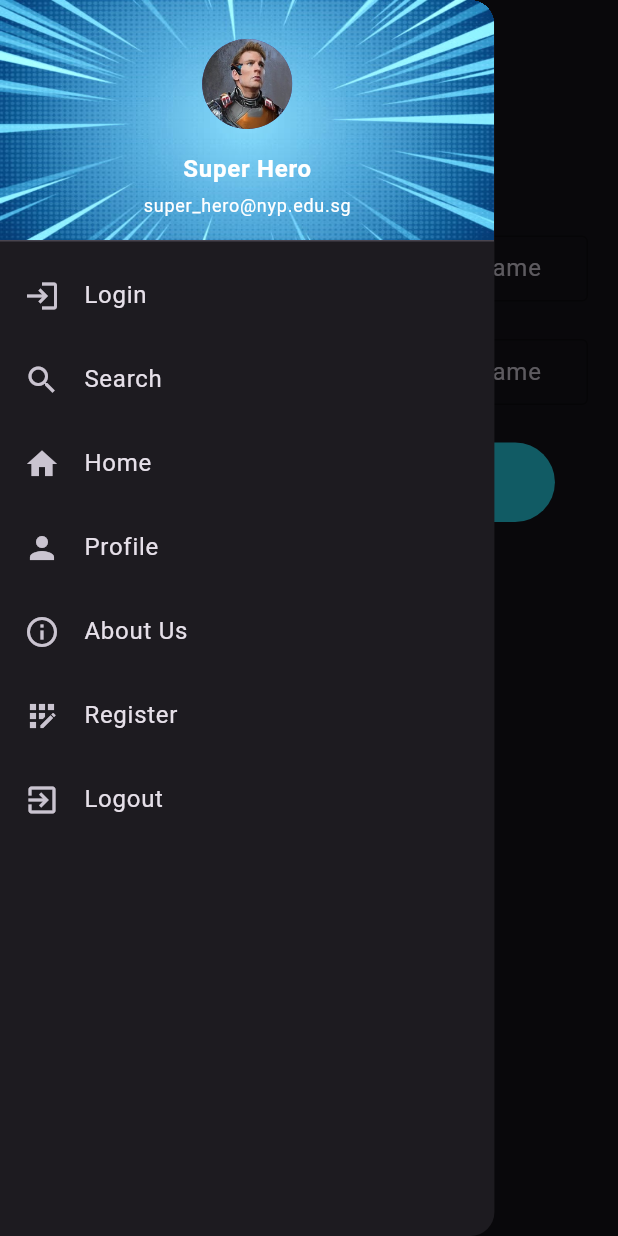
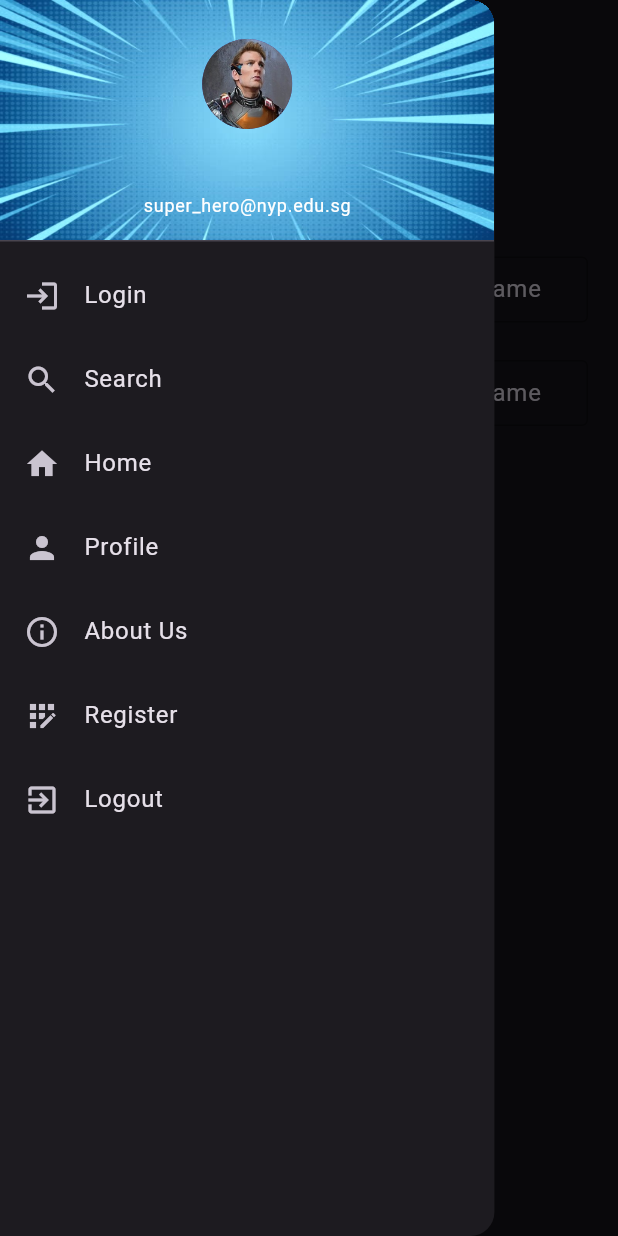
Before and after one commit to ValElizaTan/Movie-Dex, a Flutter app: the EditProfile screen opened directly, with the side drawer open, on a phone screen of 412 x 824 dp. Run offline on Flutter 3.47's test engine with Material 3 defaults, Android fonts, the phone set to English and light mode, and no system bars; drawn by our look-alikes of getwidget; our stand-ins replace firebase_auth, firebase_core, fluttertoast, get, google_fonts, google_maps_flutter and 1 more; missing offline and left inert: tmdb_api; accounts and stored records are empty; Roboto replaces fonts that are missing (Manrope).

Commit message:
profile (done?)

```diff
--- a/lib/screen/drawer.dart
+++ b/lib/screen/drawer.dart
@@ -1,6 +1,7 @@
 import 'package:flutter/material.dart';
 import 'package:get/get.dart';
 import 'package:project_1/controllers/DrawerController.dart' as DrawerControl;
+import 'package:project_1/controllers/UserController.dart';
 
 import 'aboutus.dart';
 import 'home.dart';
@@ -10,6 +11,7 @@ import 'registration.dart';
 import 'search.dart';
 
 class MyDrawer extends StatelessWidget {
+  UserController userController = Get.find<UserController>();
   final Function onTap;
   MyDrawer({this.onTap});
 
@@ -45,12 +47,14 @@ class MyDrawer extends StatelessWidget {
                     SizedBox(
                       height: 15,
                     ),
-                    Text(
-                      'Super Hero',
+                    Obx(
+                      () => Text(
+                        '${userController.firstName} ${userController.lastName}',
                         style: TextStyle(
                             fontSize: 16,
                             fontWeight: FontWeight.bold,
                             color: Colors.white),
+                      ),
                     ),
                     SizedBox(
                       height: 3,
@@ -66,45 +70,31 @@ class MyDrawer extends StatelessWidget {
             ListTile(
                 leading: Icon(Icons.login),
                 title: Text('Login'),
-              onTap: () =>
-                  Get.offAll(() => Login())
-            ),
+                onTap: () => Get.offAll(() => Login())),
             ListTile(
                 leading: Icon(Icons.search),
                 title: Text('Search'),
-              onTap: () =>
-                  Get.offAll(() => Search())
-            ),
+                onTap: () => Get.offAll(() => Search())),
             ListTile(
                 leading: Icon(Icons.home),
                 title: Text('Home'),
-              onTap: () =>
-                  Get.offAll(() => Home())
-            ),
+                onTap: () => Get.offAll(() => Home())),
             ListTile(
                 leading: Icon(Icons.person),
                 title: Text('Profile'),
-              onTap: () =>
-                  Get.offAll(() => Profile())
-            ),
+                onTap: () => Get.offAll(() => Profile())),
             ListTile(
                 leading: Icon(Icons.info_outline),
                 title: Text('About Us'),
-              onTap: () =>
-                  Get.offAll(() => AboutUs())
-            ),
+                onTap: () => Get.offAll(() => AboutUs())),
             ListTile(
                 leading: Icon(Icons.app_registration),
                 title: Text('Register'),
-              onTap: () =>
-                  Get.offAll(() => Register())
-            ),
+                onTap: () => Get.offAll(() => Register())),
             ListTile(
                 leading: Icon(Icons.exit_to_app),
                 title: Text('Logout'),
-              onTap: () =>
-                  Get.offAll(() => Login())
-            ),
+                onTap: () => Get.offAll(() => Login())),
           ],
         ),
       ),
--- a/lib/screen/editprofile.dart
+++ b/lib/screen/editprofile.dart
@@ -1,7 +1,7 @@
 import 'package:flutter/material.dart';
 import 'package:get/get.dart';
 import 'package:project_1/controllers/UserController.dart';
-import 'package:shared_preferences/shared_preferences.dart';
+import 'package:getwidget/getwidget.dart';
 
 import '../style.dart';
 import 'drawer.dart';
@@ -32,32 +32,36 @@ class EditProfile extends StatelessWidget {
               mainAxisSize: MainAxisSize.max,
               crossAxisAlignment: CrossAxisAlignment.center,
               children: <Widget>[
+                Row(
+                  mainAxisAlignment: MainAxisAlignment.center,
+                  children: [
                     Text(
                       'Edit Profile',
-                  style: TextStyle(fontSize: 32, fontWeight: FontWeight.bold),
+                      style:
+                          TextStyle(fontSize: 32, fontWeight: FontWeight.bold),
+                    ),
+                    Image(
+                      image: AssetImage("images/editprofile.gif"),
+                      width: 60,
+                      height: 60,
+                    ),
+                  ],
                 ),
                 SizedBox(height: 30),
                 containerForm('First Name:', firstName),
                 SizedBox(height: 15),
                 containerForm('Last Name:', lastName),
-                Container(
-                  margin: EdgeInsets.only(top: 20),
-                  child: FlatButton(
-                    padding: EdgeInsets.fromLTRB(120, 10, 120, 20),
+                SizedBox(height: 30),
+                GFButton(
                   onPressed: () {
                     userController.updateFirstName(firstName.text);
                     userController.updateLastName(lastName.text);
                     Get.off(Profile());
                   },
-                    color: Colors.cyan[400],
-                    child: Text(
-                      'Save Profile',
-                      style: ButtonTextStyle,
-                    ),
-                    shape: new RoundedRectangleBorder(
-                      borderRadius: new BorderRadius.circular(30.0),
-                    ),
-                  ),
+                  text: "Save Profile",
+                  shape: GFButtonShape.pills,
+                  icon: Icon(Icons.save_alt_rounded),
+                  color: Colors.purpleAccent[700],
                 ),
               ],
             ),
@@ -66,18 +70,6 @@ class EditProfile extends StatelessWidget {
       ),
     );
   }
-
-  //  SAVE
-  /* save() async {
-    SharedPreferences sp = await SharedPreferences.getInstance();
-
-    if (firstName.text != '') {
-      await sp.setString('firstName', firstName.text);
-    }
-    if (lastName.text != '') {
-      await sp.setString('lastName', lastName.text);
-    }
-  } */
 
   //  VALIDATION
   final RegExp nameRegex =
--- a/lib/screen/profile.dart
+++ b/lib/screen/profile.dart
@@ -2,6 +2,7 @@ import 'package:flutter/material.dart';
 import 'package:get/get.dart';
 import 'package:project_1/controllers/DrawerController.dart' as DrawerControl;
 import 'package:project_1/controllers/UserController.dart';
+import 'package:getwidget/getwidget.dart';
 
 import '../style.dart';
 import 'drawer.dart';
@@ -34,7 +35,7 @@ class _ProfileState extends State<Profile> {
               fit: BoxFit.contain,
             ),
             Text(
-              'Welcome',
+              'Hello,',
               style: TitleTextStyle,
             ),
             Obx(() => Text(
@@ -42,11 +43,14 @@ class _ProfileState extends State<Profile> {
                   style: TitleTextStyle,
                 )),
             SizedBox(height: 20),
-            ElevatedButton(
+            GFButton(
               onPressed: () {
                 Get.to(() => EditProfile());
               },
-              child: Text('Edit Profile'),
+              text: "Edit Profile",
+              shape: GFButtonShape.pills,
+              icon: Icon(Icons.edit),
+              color: Colors.purpleAccent[700],
             ),
           ],
         ),
--- a/pubspec.yaml
+++ b/pubspec.yaml
@@ -43,6 +43,7 @@ dev_dependencies:
   google_maps_flutter: ^0.5.19
   tmdb_api:
   google_fonts:
+  getwidget:
 # For information on the generic Dart part of this file, see the
 # following page: https://dart.dev/tools/pub/pubspec
 
```
Also changed, not shown: images/editprofile.gif (added), pubspec.lock. Lines whose indentation alone changed are shown as unchanged.
